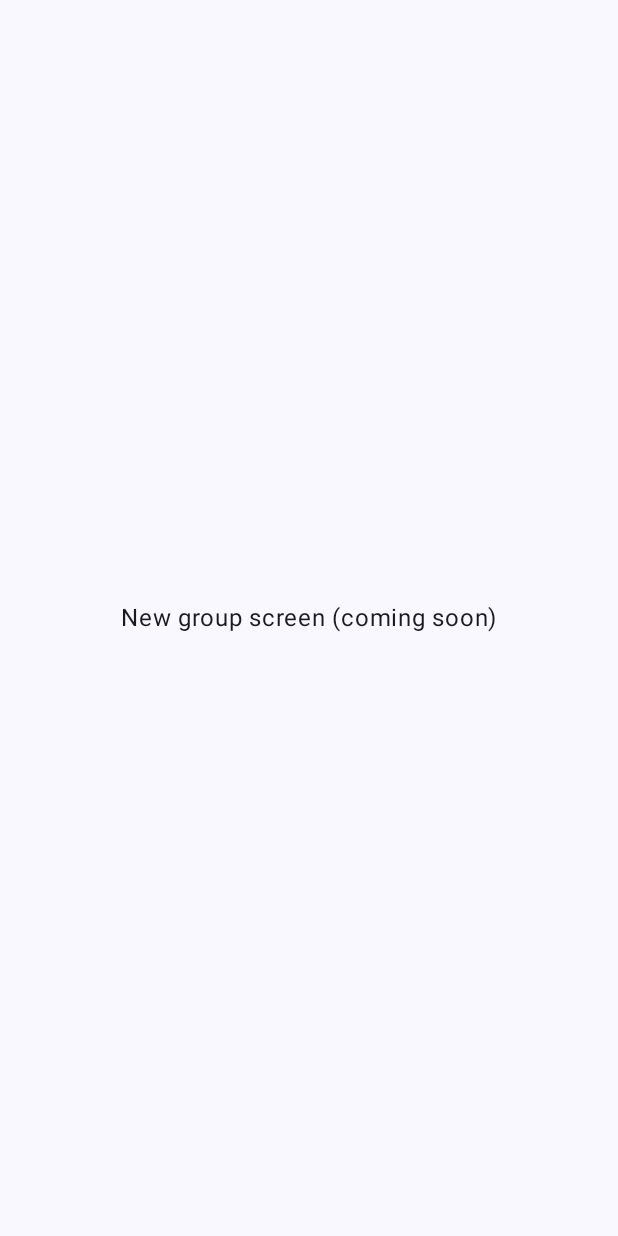
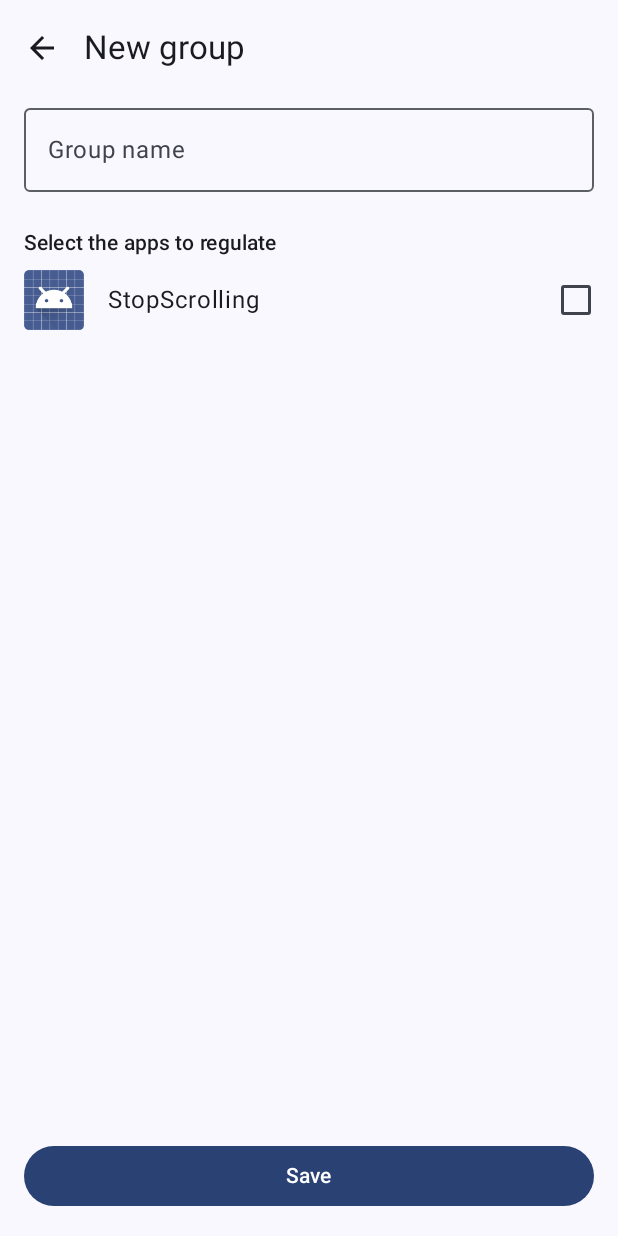
Before and after one commit to AuroraHEL/StopScrolling, an Android app built with Jetpack Compose: the NewGroupScreen screen opened through its navigation route, on a phone screen of 412 x 824 dp. Before the commit the screen is almost empty. Run offline under Robolectric (Android 15) with nearby library versions, the phone set to English and light mode, and no system bars; our stand-ins replace Room's generated code.

Commit message:
Add new group screen and show saved groups on dashboard

```diff
--- a/app/src/main/java/com/example/stopscrolling/ui/dashboard/DashboardScreen.kt
+++ b/app/src/main/java/com/example/stopscrolling/ui/dashboard/DashboardScreen.kt
@@ -9,32 +9,36 @@ import androidx.compose.foundation.layout.fillMaxWidth
 import androidx.compose.foundation.layout.height
 import androidx.compose.foundation.layout.padding
 import androidx.compose.foundation.layout.width
+import androidx.compose.foundation.lazy.LazyColumn
+import androidx.compose.foundation.lazy.items
 import androidx.compose.material.icons.Icons
 import androidx.compose.material.icons.filled.Add
 import androidx.compose.material3.Button
+import androidx.compose.material3.Card
 import androidx.compose.material3.ExperimentalMaterial3Api
 import androidx.compose.material3.Icon
+import androidx.compose.material3.MaterialTheme
 import androidx.compose.material3.Scaffold
 import androidx.compose.material3.Text
 import androidx.compose.material3.TopAppBar
 import androidx.compose.runtime.Composable
 import androidx.compose.ui.Alignment
 import androidx.compose.ui.Modifier
+import androidx.compose.ui.res.pluralStringResource
 import androidx.compose.ui.res.stringResource
 import androidx.compose.ui.text.style.TextAlign
 import androidx.compose.ui.tooling.preview.Preview
 import androidx.compose.ui.unit.dp
 import com.example.stopscrolling.R
+import com.example.stopscrolling.data.GroupWithApps
 import com.example.stopscrolling.ui.theme.StopScrollingTheme
 
-/**
- * Home screen of the app.
- * For now it only shows the "New group" button and an empty state.
- * The list of saved groups will be added with the ViewModel (next PR).
- */
 @OptIn(ExperimentalMaterial3Api::class)
 @Composable
-fun DashboardScreen(onNewGroupClick: () -> Unit) {
+fun DashboardScreen(
+    groups: List<GroupWithApps>,
+    onNewGroupClick: () -> Unit
+) {
     Scaffold(
         topBar = { TopAppBar(title = { Text(stringResource(R.string.app_name)) }) }
     ) { padding ->
@@ -55,12 +59,31 @@ fun DashboardScreen(onNewGroupClick: () -> Unit) {
 
             Spacer(Modifier.height(16.dp))
 
-            Box(Modifier.fillMaxSize(), contentAlignment = Alignment.Center) {
-                Text(
-                    text = stringResource(R.string.no_groups_yet),
-                    textAlign = TextAlign.Center
-                )
+            if (groups.isEmpty()) {
+                Box(Modifier.fillMaxSize(), contentAlignment = Alignment.Center) {
+                    Text(
+                        text = stringResource(R.string.no_groups_yet),
+                        textAlign = TextAlign.Center
+                    )
+                }
+            } else {
+                LazyColumn(verticalArrangement = Arrangement.spacedBy(8.dp)) {
+                    items(groups, key = { it.group.id }) { GroupCard(it) }
+                }
             }
+        }
+    }
+}
+
+@Composable
+private fun GroupCard(item: GroupWithApps) {
+    Card(modifier = Modifier.fillMaxWidth()) {
+        Column(Modifier.padding(16.dp)) {
+            Text(item.group.name, style = MaterialTheme.typography.titleMedium)
+            Text(
+                text = pluralStringResource(R.plurals.apps_count, item.apps.size, item.apps.size),
+                style = MaterialTheme.typography.bodyMedium
+            )
         }
     }
 }
@@ -68,5 +91,5 @@ fun DashboardScreen(onNewGroupClick: () -> Unit) {
 @Preview(showBackground = true)
 @Composable
 private fun DashboardScreenPreview() {
-    StopScrollingTheme { DashboardScreen(onNewGroupClick = {}) }
+    StopScrollingTheme { DashboardScreen(groups = emptyList(), onNewGroupClick = {}) }
 }
--- a/app/src/main/java/com/example/stopscrolling/ui/navigation/AppNavHost.kt
+++ b/app/src/main/java/com/example/stopscrolling/ui/navigation/AppNavHost.kt
@@ -2,21 +2,23 @@ package com.example.stopscrolling.ui.navigation
 
 import androidx.compose.foundation.layout.Box
 import androidx.compose.foundation.layout.fillMaxSize
-import androidx.compose.foundation.layout.padding
 import androidx.compose.foundation.layout.safeDrawingPadding
-import androidx.compose.material3.Scaffold
-import androidx.compose.material3.Text
 import androidx.compose.runtime.Composable
-import androidx.compose.ui.Alignment
+import androidx.compose.runtime.getValue
 import androidx.compose.ui.Modifier
+import androidx.lifecycle.compose.collectAsStateWithLifecycle
+import androidx.lifecycle.viewmodel.compose.viewModel
 import androidx.navigation.NavHostController
 import androidx.navigation.compose.NavHost
 import androidx.navigation.compose.composable
 import androidx.navigation.compose.rememberNavController
 import com.example.stopscrolling.PermissionScreen
 import com.example.stopscrolling.ui.dashboard.DashboardScreen
+import com.example.stopscrolling.ui.dashboard.DashboardViewModel
+import com.example.stopscrolling.ui.newgroup.NewGroupScreen
+import com.example.stopscrolling.ui.newgroup.NewGroupViewModel
 
-/** Names of the screens, so that we never write a route as a raw string elsewhere. */
+// Names of the screens, so that we never write a route as a raw string elsewhere.
 object Routes {
     const val PERMISSION = "permission"
     const val DASHBOARD = "dashboard"
@@ -41,24 +43,20 @@ fun AppNavHost(navController: NavHostController = rememberNavController()) {
         }
 
         composable(Routes.DASHBOARD) {
+            val viewModel: DashboardViewModel = viewModel(factory = DashboardViewModel.Factory)
+            val groups by viewModel.groups.collectAsStateWithLifecycle()
             DashboardScreen(
+                groups = groups,
                 onNewGroupClick = { navController.navigate(Routes.NEW_GROUP) }
             )
         }
 
         composable(Routes.NEW_GROUP) {
-            // TODO US-08: replace by the real NewGroupScreen
-            NewGroupPlaceholder()
+            val viewModel: NewGroupViewModel = viewModel(factory = NewGroupViewModel.Factory)
+            NewGroupScreen(
+                viewModel = viewModel,
+                onBack = { navController.popBackStack() }
+            )
         }
     }
 }
-
-// Temporary screen, removed when the "New group" screen is added.
-@Composable
-private fun NewGroupPlaceholder() {
-    Scaffold { padding ->
-        Box(Modifier.padding(padding).fillMaxSize(), contentAlignment = Alignment.Center) {
-            Text("New group screen (coming soon)")
-        }
-    }
-}
--- /dev/null
+++ b/app/src/main/java/com/example/stopscrolling/ui/newgroup/NewGroupScreen.kt
@@ -0,0 +1,157 @@
+package com.example.stopscrolling.ui.newgroup
+
+import android.widget.ImageView
+import androidx.compose.foundation.layout.Box
+import androidx.compose.foundation.layout.Column
+import androidx.compose.foundation.layout.Row
+import androidx.compose.foundation.layout.Spacer
+import androidx.compose.foundation.layout.fillMaxSize
+import androidx.compose.foundation.layout.fillMaxWidth
+import androidx.compose.foundation.layout.height
+import androidx.compose.foundation.layout.padding
+import androidx.compose.foundation.layout.size
+import androidx.compose.foundation.layout.width
+import androidx.compose.foundation.lazy.LazyColumn
+import androidx.compose.foundation.lazy.items
+import androidx.compose.foundation.selection.toggleable
+import androidx.compose.material.icons.Icons
+import androidx.compose.material.icons.automirrored.filled.ArrowBack
+import androidx.compose.material3.Button
+import androidx.compose.material3.Checkbox
+import androidx.compose.material3.CircularProgressIndicator
+import androidx.compose.material3.ExperimentalMaterial3Api
+import androidx.compose.material3.Icon
+import androidx.compose.material3.IconButton
+import androidx.compose.material3.MaterialTheme
+import androidx.compose.material3.OutlinedTextField
+import androidx.compose.material3.Scaffold
+import androidx.compose.material3.Text
+import androidx.compose.material3.TopAppBar
+import androidx.compose.runtime.Composable
+import androidx.compose.runtime.LaunchedEffect
+import androidx.compose.runtime.getValue
+import androidx.compose.ui.Alignment
+import androidx.compose.ui.Modifier
+import androidx.compose.ui.res.stringResource
+import androidx.compose.ui.semantics.Role
+import androidx.compose.ui.unit.dp
+import androidx.compose.ui.viewinterop.AndroidView
+import androidx.lifecycle.compose.collectAsStateWithLifecycle
+import com.example.stopscrolling.R
+import com.example.stopscrolling.data.InstalledApp
+
+@OptIn(ExperimentalMaterial3Api::class)
+@Composable
+fun NewGroupScreen(
+    viewModel: NewGroupViewModel,
+    onBack: () -> Unit
+) {
+    val state by viewModel.uiState.collectAsStateWithLifecycle()
+
+    LaunchedEffect(state.saved) {
+        if (state.saved) onBack()
+    }
+
+    Scaffold(
+        topBar = {
+            TopAppBar(
+                title = { Text(stringResource(R.string.new_group)) },
+                navigationIcon = {
+                    IconButton(onClick = onBack) {
+                        Icon(
+                            Icons.AutoMirrored.Filled.ArrowBack,
+                            contentDescription = stringResource(R.string.back)
+                        )
+                    }
+                }
+            )
+        },
+        bottomBar = {
+            Button(
+                onClick = viewModel::onSaveClick,
+                modifier = Modifier
+                    .fillMaxWidth()
+                    .padding(16.dp)
+            ) {
+                Text(stringResource(R.string.save))
+            }
+        }
+    ) { padding ->
+        Column(
+            modifier = Modifier
+                .padding(padding)
+                .padding(horizontal = 16.dp)
+                .fillMaxSize()
+        ) {
+            OutlinedTextField(
+                value = state.name,
+                onValueChange = viewModel::onNameChange,
+                label = { Text(stringResource(R.string.group_name)) },
+                singleLine = true,
+                isError = state.nameError,
+                supportingText = {
+                    if (state.nameError) Text(stringResource(R.string.group_name_error))
+                },
+                modifier = Modifier.fillMaxWidth()
+            )
+
+            Spacer(Modifier.height(8.dp))
+            Text(
+                text = stringResource(R.string.select_apps),
+                style = MaterialTheme.typography.titleSmall
+            )
+
+            if (state.appsError) {
+                Text(
+                    text = stringResource(R.string.select_apps_error),
+                    color = MaterialTheme.colorScheme.error,
+                    style = MaterialTheme.typography.bodySmall
+                )
+            }
+
+            if (state.isLoading) {
+                Box(Modifier.fillMaxSize(), contentAlignment = Alignment.Center) {
+                    CircularProgressIndicator()
+                }
+            } else {
+                LazyColumn(modifier = Modifier.weight(1f)) {
+                    items(state.apps, key = { it.packageName }) { app ->
+                        AppCheckRow(
+                            app = app,
+                            checked = app.packageName in state.selectedPackages,
+                            onToggle = { viewModel.onAppToggle(app.packageName) }
+                        )
+                    }
+                }
+            }
+        }
+    }
+}
+
+@Composable
+private fun AppCheckRow(
+    app: InstalledApp,
+    checked: Boolean,
+    onToggle: () -> Unit
+) {
+    Row(
+        modifier = Modifier
+            .fillMaxWidth()
+            .toggleable(value = checked, role = Role.Checkbox, onValueChange = { onToggle() })
+            .padding(vertical = 8.dp),
+        verticalAlignment = Alignment.CenterVertically
+    ) {
+        AndroidView(
+            factory = { context -> ImageView(context) },
+            update = { imageView -> imageView.setImageDrawable(app.icon) },
+            modifier = Modifier.size(40.dp)
+        )
+        Spacer(Modifier.width(16.dp))
+        Text(
+            text = app.name,
+            style = MaterialTheme.typography.bodyLarge,
+            modifier = Modifier.weight(1f)
+        )
+        Checkbox(checked = checked, onCheckedChange = null)
+    }
+}
--- a/app/src/main/res/values/strings.xml
+++ b/app/src/main/res/values/strings.xml
@@ -2,4 +2,14 @@
     <string name="app_name">StopScrolling</string>
     <string name="new_group">New group</string>
     <string name="no_groups_yet">No group yet. Create your first one!</string>
+    <string name="group_name">Group name</string>
+    <string name="group_name_error">Please enter a name</string>
+    <string name="select_apps">Select the apps to regulate</string>
+    <string name="select_apps_error">Select at least one app</string>
+    <string name="save">Save</string>
+    <string name="back">Back</string>
+    <plurals name="apps_count">
+        <item quantity="one">%d app</item>
+        <item quantity="other">%d apps</item>
+    </plurals>
 </resources>
```
